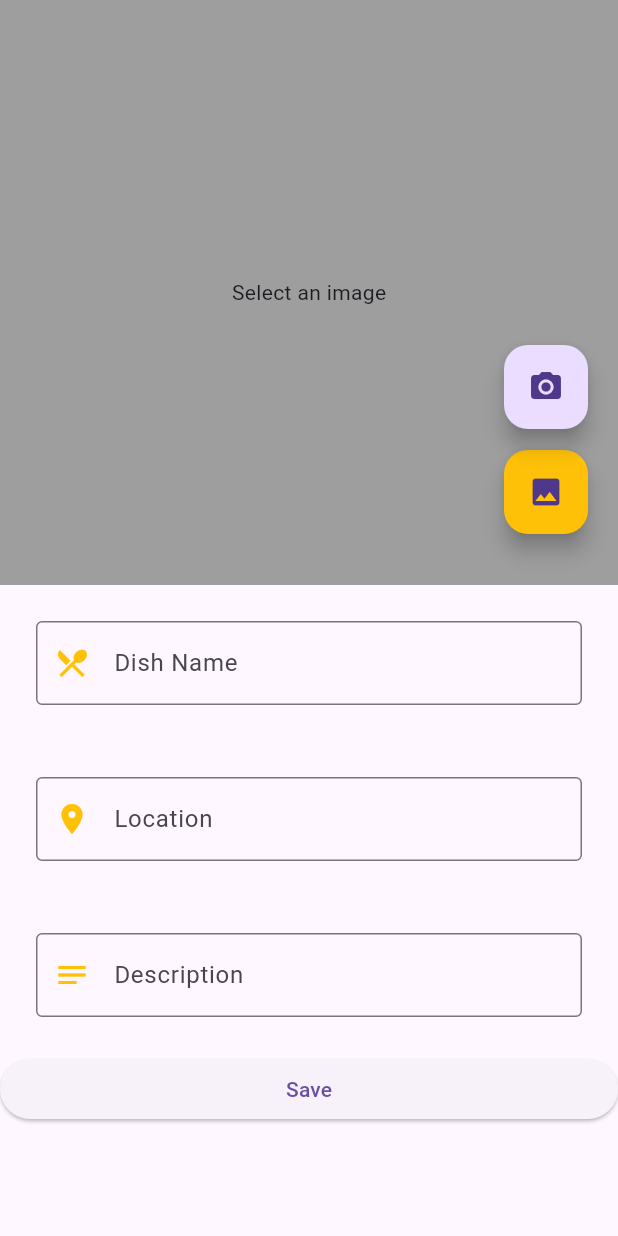
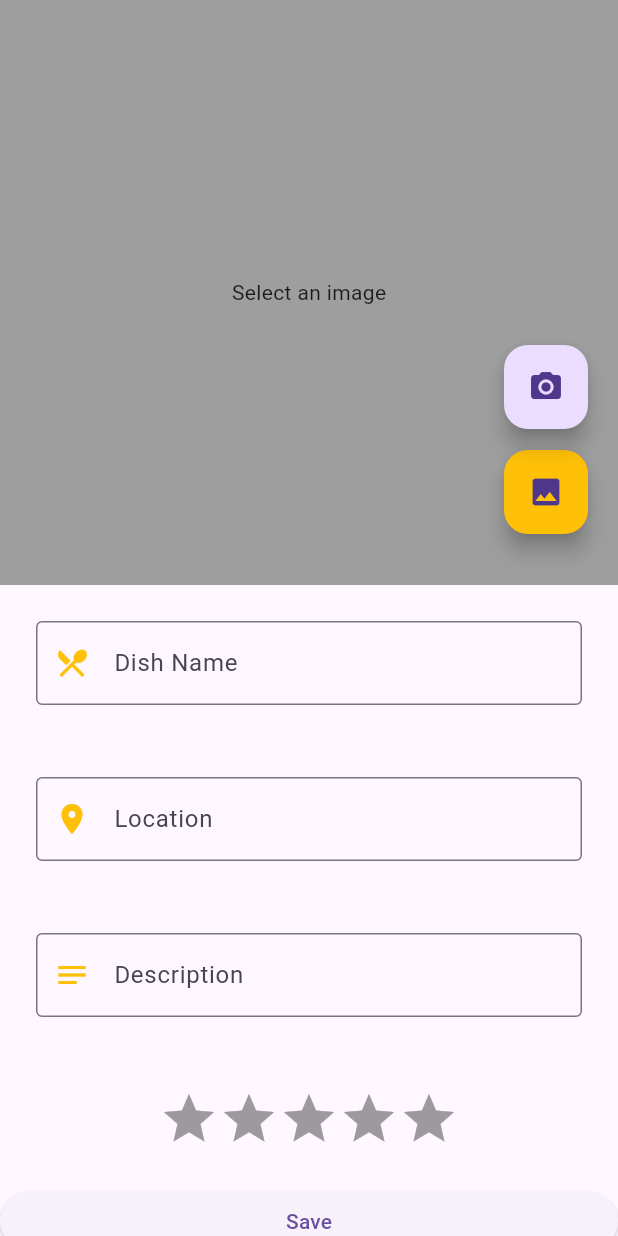
Before and after one commit to yewkhang/culinary_compass, a Flutter app: the LoggingPage screen opened directly, after a tap on "Save", on a phone screen of 412 x 824 dp. Run offline on Flutter 3.47's test engine with Material 3 defaults, Android fonts, the phone set to English and light mode, and no system bars; drawn by our look-alikes of flutter_rating_bar; our stand-ins replace cloud_firestore, firebase_auth, firebase_core, flutter_spinkit, get, image_picker; accounts and stored records are empty.

Commit message:
feature: ratings bar

```diff
--- a/lib/logging_page.dart
+++ b/lib/logging_page.dart
@@ -1,4 +1,3 @@
-import 'package:culinary_compass/utils/controllers/location_controller.dart';
 import 'package:culinary_compass/utils/constants/sizes.dart';
 import 'package:flutter/material.dart';
 import 'package:flutter/services.dart';
@@ -7,6 +6,9 @@ import 'package:get/get.dart';
 import 'package:image_picker/image_picker.dart';
 import 'dart:io'; // for reading and writing files
 import 'package:culinary_compass/utils/constants/colors.dart';
+// Controllers
+import 'package:culinary_compass/utils/controllers/ratingbar_controller.dart';
+import 'package:culinary_compass/utils/controllers/location_controller.dart';
 
 class LoggingPage extends StatefulWidget {
   const LoggingPage({super.key});
@@ -25,12 +27,12 @@ class _LoggingPageState extends State<LoggingPage> {
   // TextField Controllers
   TextEditingController nameTextController = TextEditingController();
   TextEditingController descriptionTextController = TextEditingController();
-
   // Image Controller
   final imageController = Get.put(ImageController());
-
   // Location Suggestion Controller
   final locationController = Get.put(LocationController());
+  // Rating Bar Controller
+  final ratingBarController = Get.put(RatingBarController());
 
   @override
   Widget build(BuildContext context) {
@@ -78,8 +80,7 @@ class _LoggingPageState extends State<LoggingPage> {
           )
         ]),
 
-        // ----- TEXT INPUTS ----- //
-        // Name TextField
+        // ----- NAME TEXTFIELD ----- //
         Container(
           padding: const EdgeInsets.all(CCSizes.defaultSpace),
           child: TextField(
@@ -98,7 +99,7 @@ class _LoggingPageState extends State<LoggingPage> {
                 )),
           ),
         ),
-        // Location TextField
+        // ----- LOCATION TEXTFIELD ----- //
         Container(
           padding: const EdgeInsets.all(CCSizes.defaultSpace),
           child: TextField(
@@ -119,7 +120,7 @@ class _LoggingPageState extends State<LoggingPage> {
             maxLines: null,
           ),
         ),
-        // Location suggestions
+        // ----- LOCATION SUGGESTIONS ----- //
         Obx(
           () {
             locationController.isLoading.value;
@@ -162,7 +163,7 @@ class _LoggingPageState extends State<LoggingPage> {
           },
         ),
         // Tags (TO BE IMPLEMENTED)
-        // Description TextField
+        // ----- DESCRIPTION TEXTFIELD ----- //
         Container(
           padding: const EdgeInsets.all(CCSizes.defaultSpace),
           child: TextField(
@@ -181,15 +182,21 @@ class _LoggingPageState extends State<LoggingPage> {
                 )),
           ),
         ),
-        // Save log button (TO BE IMPLEMENTED)
+        // ----- RATING BAR ----- //
+        Container(
+            padding: const EdgeInsets.all(CCSizes.defaultSpace),
+            alignment: Alignment.center,
+            child: Obx(() => ratingBarController
+                .buildRating(ratingBarController.currentRating.value))),
+        // ----- SAVE LOG BUTTON ----- // (TO BE IMPLEMENTED)
         ElevatedButton(
             onPressed: () async {
-              print(_name);
               // Reset fields upon saving
               imageController.selectedImagePath.value = '';
               nameTextController.text = '';
               locationController.locationSearch.text = '';
               descriptionTextController.text = '';
+              ratingBarController.currentRating.value = 0;
             },
             child: const Text('Save'))
       ]),
--- /dev/null
+++ b/lib/utils/controllers/ratingbar_controller.dart
@@ -0,0 +1,22 @@
+import 'package:flutter/material.dart';
+import 'package:get/get.dart';
+import 'package:flutter_rating_bar/flutter_rating_bar.dart';
+
+class RatingBarController extends GetxController {
+  RxDouble currentRating = 0.0.obs;
+
+  // Rating Bar Design
+  Widget buildRating(double rating) {
+    return RatingBar.builder(
+      initialRating: rating,
+      allowHalfRating: true,
+      glow: false,
+      itemBuilder: (context, _) => const Icon(
+            Icons.star,
+            color: Colors.amber,
+          ),
+      onRatingUpdate: (rating) {
+        currentRating.value = rating;
+      });
+  }
+}
```
